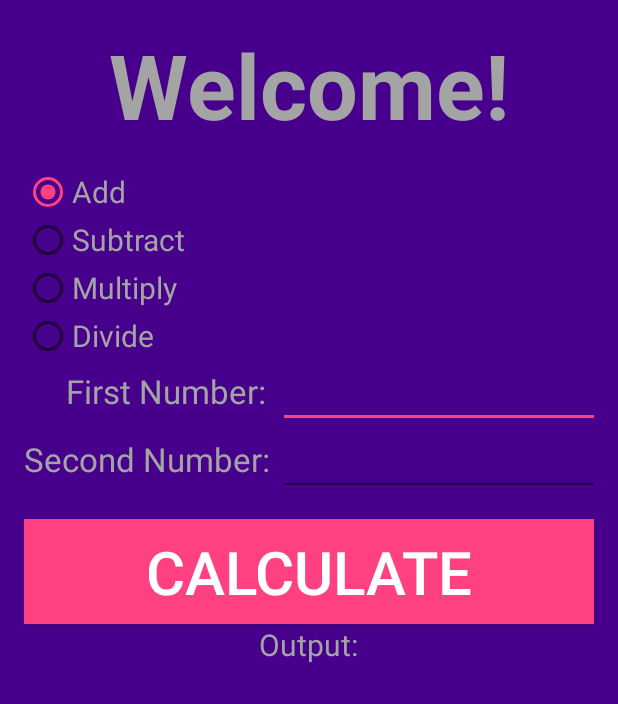
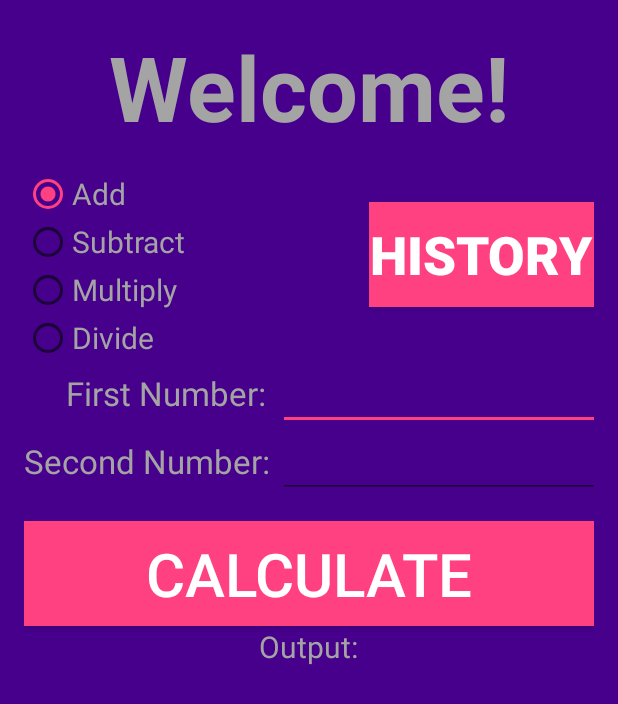
Before and after one commit to RossouwBinedellAliens/CalcApp, an Android app: the screen it shows after launch (MainActivity), on a phone screen of 412 x 824 dp. Shown: the top 704 px of the screen. Run offline under Robolectric (Android 15) with nearby library versions, the phone set to English and light mode, and no system bars.

Commit message:
History Button - first Comment

```diff
--- a/app/src/main/java/maintest/calcapp/MainActivity.java
+++ b/app/src/main/java/maintest/calcapp/MainActivity.java
@@ -65,6 +65,8 @@ public class MainActivity extends AppCompatActivity implements View.OnClickListe
                     outputText.setText(total + "");
             }
         }
+
+
     }
 
     private int getSelection() {
--- a/app/src/main/res/layout/activity_main.xml
+++ b/app/src/main/res/layout/activity_main.xml
@@ -10,12 +10,34 @@
     tools:context="maintest.calcapp.MainActivity"
     android:background="@color/backGround">
 
+    <TabHost
+        android:layout_width="match_parent"
+        android:layout_height="match_parent"
+        android:id="@+id/tabOne"
+        >
+
         <LinearLayout
-        android:orientation="vertical"
             android:layout_width="match_parent"
-        android:layout_height="wrap_content"
-        android:weightSum="1">
+            android:layout_height="match_parent"
+            android:orientation="vertical">
 
+            <TabWidget
+                android:id="@android:id/tabs"
+                android:layout_width="match_parent"
+                android:layout_height="1dp"
+                android:tabStripEnabled="false"
+                android:visibility="invisible"></TabWidget>
+
+            <FrameLayout
+                android:id="@android:id/tabcontent"
+                android:layout_width="match_parent"
+                android:layout_height="match_parent">
+
+                <LinearLayout
+                    android:id="@+id/linearLayout2"
+                    android:layout_width="match_parent"
+                    android:layout_height="match_parent"
+                    android:orientation="vertical">
 
                     <TextView
                         android:layout_width="wrap_content"
@@ -27,11 +49,15 @@
                         android:textColor="@color/fontColour"
                         android:id="@+id/textView_welcome"/>
 
-        <RadioGroup
+                    <GridLayout
+                        android:layout_width="match_parent"
+                        android:layout_height="wrap_content"><RadioGroup
                         android:layout_width="wrap_content"
                         android:layout_height="wrap_content"
                         android:paddingTop="15dp"
-            android:id="@+id/activity_main_radioGroup">
+                        android:id="@+id/activity_main_radioGroup"
+                        android:layout_row="0"
+                        android:layout_column="0">
 
                         <RadioButton
                             android:layout_width="wrap_content"
@@ -66,6 +92,23 @@
                             android:id="@+id/activity_main_radioButton_divide" />
                     </RadioGroup>
 
+                        <Button
+                        android:layout_width="150dp"
+                        android:layout_height="70dp"
+                        android:text="History"
+                        android:id="@+id/activity_main_buttonHistory"
+                        android:textSize="35sp"
+                        android:textStyle="bold"
+                        android:textColor="#ffffff" android:layout_gravity="center_vertical|end"
+                        android:background="@color/colorAccent"
+                            android:layout_row="0"
+                            android:layout_column="1" />
+                    </GridLayout>
+
+
+
+
+
                     <GridLayout
                         android:layout_width="match_parent"
                         android:layout_height="wrap_content"
@@ -88,7 +131,7 @@
                             android:layout_height="wrap_content"
                             android:inputType="number"
                             android:ems="10"
-                android:textColor="@color/fontColour"
+                            android:textColor="#ffffff"
                             android:id="@+id/activity_main_firstNum"
                             android:layout_column="1"
                             android:layout_row="0" />
@@ -109,7 +152,7 @@
                             android:layout_height="wrap_content"
                             android:inputType="number"
                             android:ems="10"
-                android:textColor="@color/fontColour"
+                            android:textColor="#ffffff"
                             android:id="@+id/activity_main_secondNum"
                             android:layout_column="1"
                             android:layout_row="1" />
@@ -144,7 +187,15 @@
                         android:layout_gravity="center_horizontal"
                         android:id="@+id/textView_Output"
                         android:textSize="40sp"/>
-
                 </LinearLayout>
 
+                <LinearLayout
+                    android:id="@+id/linearLayout3"
+                    android:layout_width="match_parent"
+                    android:layout_height="match_parent"
+                    android:orientation="vertical"></LinearLayout>
+            </FrameLayout>
+        </LinearLayout>
+    </TabHost>
+
 </RelativeLayout>
--- a/app/src/main/res/layout/activity_outputpane.xml
+++ b/app/src/main/res/layout/activity_outputpane.xml
@@ -5,18 +5,31 @@
     android:layout_height="match_parent"
     tools:context=".MainActivity">
 
-    <FrameLayout
+    <LinearLayout
+        android:orientation="vertical"
         android:layout_width="match_parent"
         android:layout_height="match_parent">
 
         <TextView
             android:layout_width="match_parent"
+            android:layout_height="wrap_content"
+            android:text="New Text"
+            android:id="@+id/activity_outputPane_lastLine"
+            android:textSize="30dp"
+            android:textColor="@color/fontColour"
+            android:textAlignment="viewEnd"
+            android:singleLine="true" />
+
+        <TextView
+            android:layout_width="match_parent"
             android:layout_height="match_parent"
-            android:text="New Text"
-            android:id="@+id/textView"
-            android:textSize="25dp"
+            android:textAppearance="?android:attr/textAppearanceLarge"
+            android:id="@+id/activity_outputPane_allHistory"
+            android:textColor="@color/fontColourDark"
             android:textAlignment="viewEnd"
-            android:singleLine="false" />
+            android:text="First line"
+            android:maxLines="15"
+            android:singleLine="false"/>
+    </LinearLayout>
 
-    </FrameLayout>
 </LinearLayout>
--- a/app/src/main/res/values/colors.xml
+++ b/app/src/main/res/values/colors.xml
@@ -5,4 +5,6 @@
     <color name="colorAccent">#FF4081</color>
     <color name="backGround">#46008c</color>
     <color name="fontColour">#a4a4a4</color>
+    <color name="fontColourDark">#686868</color>
+
 </resources>
```
Lines whose indentation alone changed are shown as unchanged.
